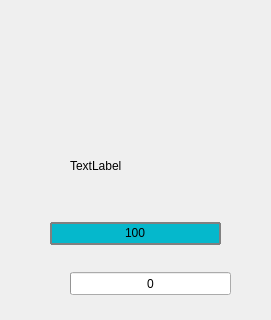
Before: the Qt Designer form testWidget/player.ui in hg-hg/2019-DungeonNStones, drawn with Qt 5; both pictures show x 0 to 271 and y 98 to 418 of the 271 by 603 pixel window.
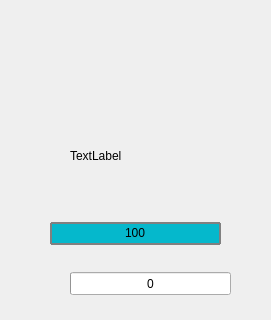
After: the same form once the commit is applied. Icons and pictures are not drawn.

```diff
--- a/testWidget/player.ui
+++ b/testWidget/player.ui
@@ -61,7 +61,7 @@
    <property name="geometry">
     <rect>
      <x>70</x>
-     <y>10</y>
+     <y>0</y>
      <width>131</width>
      <height>261</height>
     </rect>
```
